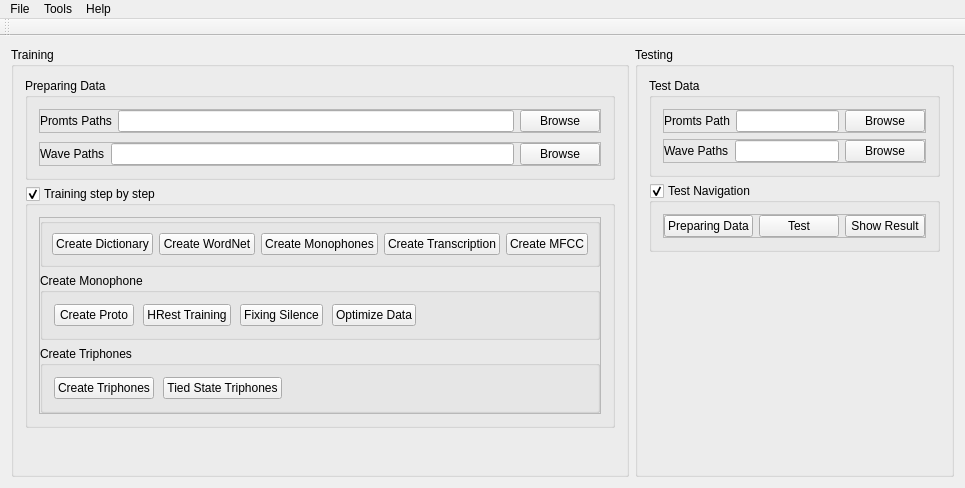
The window that apps/speechrecognition/speechrecognition.ui (levanhong05/VietnameseSpeechRecognition) describes before a commit, drawn with Qt 5.
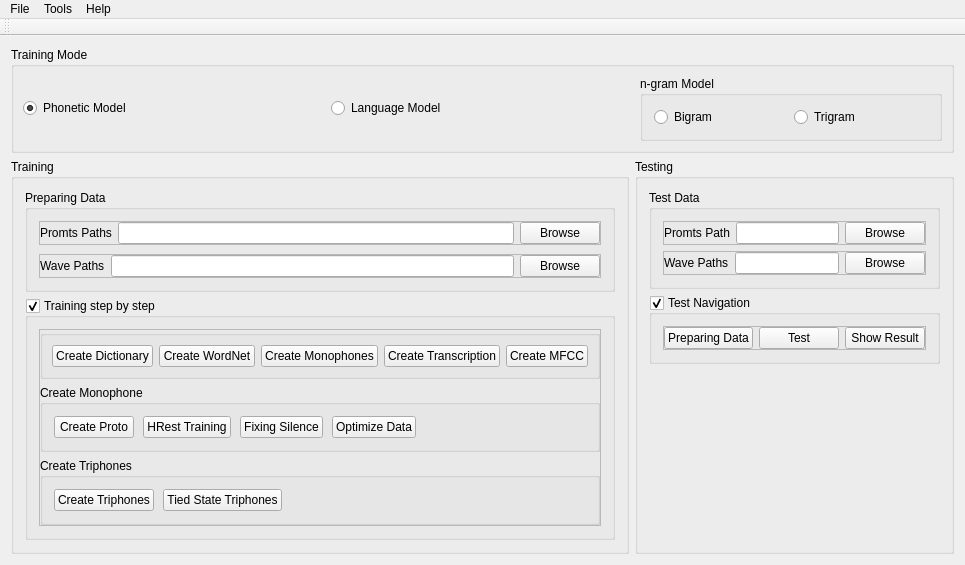
The same window after the commit. Icons and pictures are not drawn.

Commit message: Add Language Model option

Diff of the .ui file:
```diff
--- a/apps/speechrecognition/speechrecognition.ui
+++ b/apps/speechrecognition/speechrecognition.ui
@@ -18,7 +18,81 @@
     <normaloff>:/speech/images/chat.png</normaloff>:/speech/images/chat.png</iconset>
   </property>
   <widget class="QWidget" name="centralWidget">
+   <layout class="QVBoxLayout" name="verticalLayout_7">
+    <item>
+     <layout class="QVBoxLayout" name="verticalLayout_5">
+      <property name="leftMargin">
+       <number>0</number>
+      </property>
+      <property name="topMargin">
+       <number>0</number>
+      </property>
+      <item>
+       <widget class="QGroupBox" name="groupBoxMode">
+        <property name="title">
+         <string>Training Mode</string>
+        </property>
    <layout class="QHBoxLayout" name="horizontalLayout">
+         <property name="leftMargin">
+          <number>9</number>
+         </property>
+         <property name="topMargin">
+          <number>9</number>
+         </property>
+         <property name="rightMargin">
+          <number>9</number>
+         </property>
+         <property name="bottomMargin">
+          <number>9</number>
+         </property>
+         <item>
+          <widget class="QRadioButton" name="rbnPhoneticModel">
+           <property name="text">
+            <string>Phonetic Model</string>
+           </property>
+           <property name="checked">
+            <bool>true</bool>
+           </property>
+          </widget>
+         </item>
+         <item>
+          <widget class="QRadioButton" name="rbnLanguagModel">
+           <property name="text">
+            <string>Language Model</string>
+           </property>
+          </widget>
+         </item>
+         <item>
+          <widget class="QGroupBox" name="groupBoxGram">
+           <property name="title">
+            <string>n-gram Model</string>
+           </property>
+           <layout class="QHBoxLayout" name="horizontalLayout_12">
+            <item>
+             <widget class="QRadioButton" name="rbnBiGram">
+              <property name="text">
+               <string>Bigram</string>
+              </property>
+             </widget>
+            </item>
+            <item>
+             <widget class="QRadioButton" name="rbnTriGram">
+              <property name="text">
+               <string>Trigram</string>
+              </property>
+             </widget>
+            </item>
+           </layout>
+          </widget>
+         </item>
+        </layout>
+       </widget>
+      </item>
+      <item>
+       <layout class="QHBoxLayout" name="horizontalLayout_11">
+        <property name="topMargin">
+         <number>0</number>
+        </property>
     <item>
      <widget class="QGroupBox" name="groupBoxTraining">
       <property name="title">
@@ -545,6 +619,10 @@
        </item>
       </layout>
      </widget>
+        </item>
+       </layout>
+      </item>
+     </layout>
     </item>
    </layout>
   </widget>
```
Lines whose indentation alone changed are shown as unchanged. The commit also changes 5 other files.
